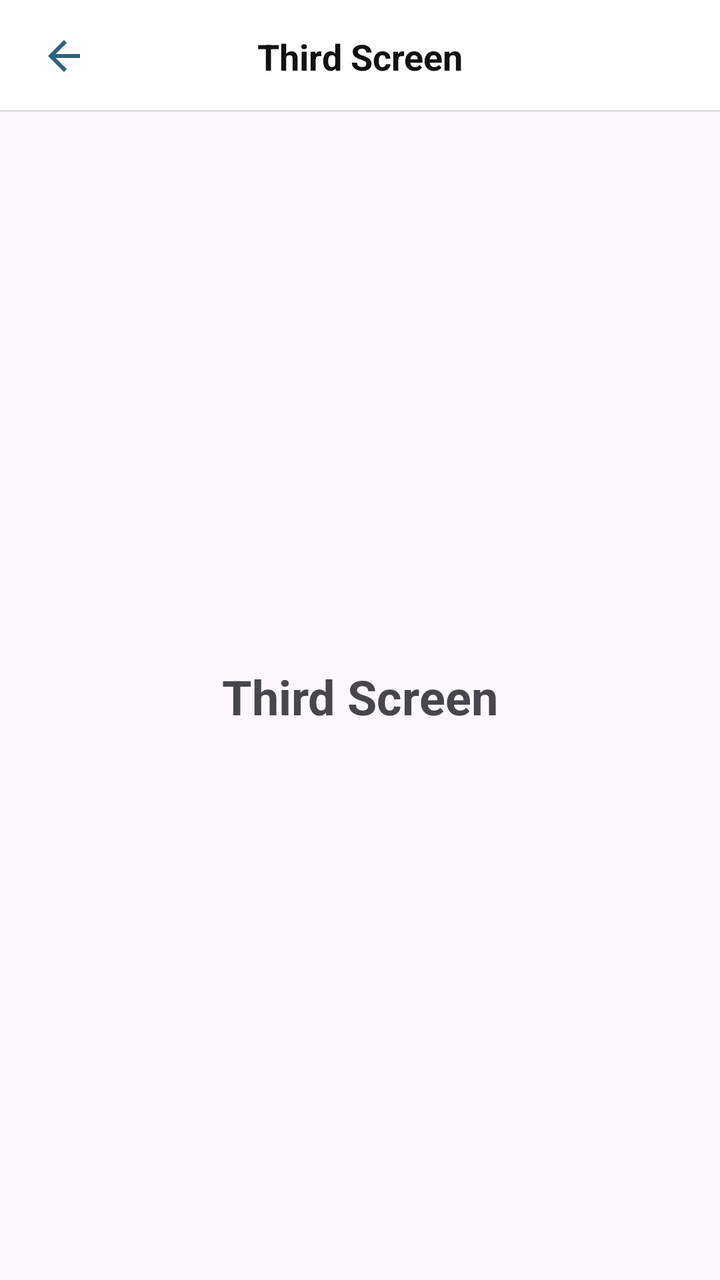
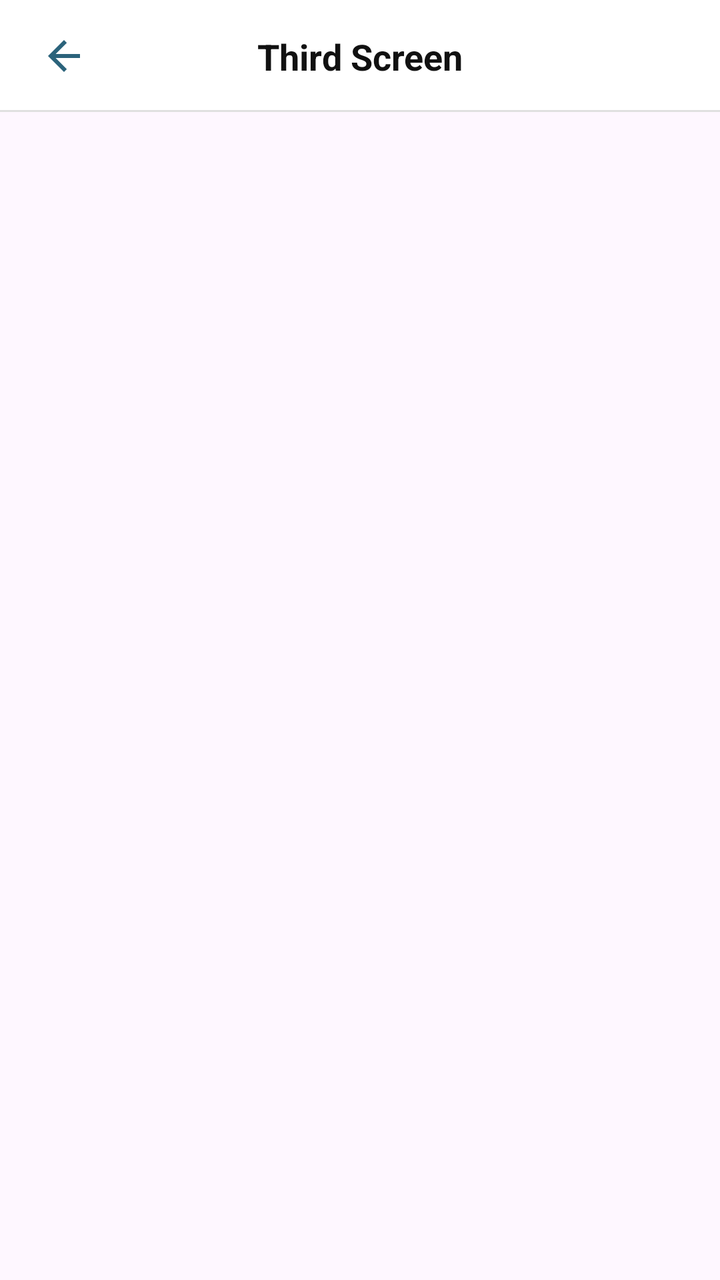

Screens rendered from an Android XML layout before and after an edit, with the pre-edit source and the edit as a unified diff.
<!-- AndroidManifest.xml: application theme Theme.Suitmediatest -->
<!-- res/layout/activity_third.xml -->
<?xml version="1.0" encoding="utf-8"?>
<androidx.constraintlayout.widget.ConstraintLayout
    xmlns:android="http://schemas.android.com/apk/res/android"
    xmlns:app="http://schemas.android.com/apk/res-auto"
    android:id="@+id/main"
    android:layout_width="match_parent"
    android:layout_height="match_parent">

    <androidx.constraintlayout.widget.ConstraintLayout
        android:id="@+id/topAppBar"
        android:layout_width="match_parent"
        android:layout_height="wrap_content"
        android:background="#FFFFFF"
        app:layout_constraintTop_toTopOf="parent"
        app:layout_constraintStart_toStartOf="parent"
        app:layout_constraintEnd_toEndOf="parent">

        <androidx.constraintlayout.widget.ConstraintLayout
            android:layout_width="match_parent"
            android:layout_height="56dp"
            app:layout_constraintTop_toTopOf="parent">

            <ImageView
                android:id="@+id/btnBack"
                android:layout_width="48dp"
                android:layout_height="48dp"
                android:src="@drawable/ic_arrow_back"
                android:scaleType="centerInside"
                android:contentDescription="Back"
                android:background="?attr/selectableItemBackgroundBorderless"
                app:layout_constraintTop_toTopOf="parent"
                app:layout_constraintBottom_toBottomOf="parent"
                app:layout_constraintStart_toStartOf="parent"
                android:layout_marginStart="8dp" />

            <TextView
                android:id="@+id/tvTitle"
                android:layout_width="wrap_content"
                android:layout_height="wrap_content"
                android:text="Third Screen"
                android:textSize="18sp"
                android:textStyle="bold"
                android:textColor="#111111"
                app:layout_constraintTop_toTopOf="parent"
                app:layout_constraintBottom_toBottomOf="parent"
                app:layout_constraintStart_toStartOf="parent"
                app:layout_constraintEnd_toEndOf="parent" />

            <View
                android:layout_width="match_parent"
                android:layout_height="1dp"
                android:background="#E0E0E0"
                app:layout_constraintBottom_toBottomOf="parent" />
        </androidx.constraintlayout.widget.ConstraintLayout>

    </androidx.constraintlayout.widget.ConstraintLayout>

    <TextView
        android:layout_width="wrap_content"
        android:layout_height="wrap_content"
        android:text="Third Screen"
        android:textSize="24sp"
        android:textStyle="bold"
        app:layout_constraintTop_toBottomOf="@id/topAppBar"
        app:layout_constraintBottom_toBottomOf="parent"
        app:layout_constraintStart_toStartOf="parent"
        app:layout_constraintEnd_toEndOf="parent" />

</androidx.constraintlayout.widget.ConstraintLayout>
<!-- resources referenced by this layout -->
<resources>
  <!-- drawable ic_arrow_back (drawable) -->
  <?xml version="1.0" encoding="utf-8"?>
  <vector xmlns:android="http://schemas.android.com/apk/res/android"
      android:width="24dp"
      android:height="24dp"
      android:viewportWidth="24"
      android:viewportHeight="24">
    <path
        android:fillColor="#FF2B637B"
        android:pathData="M20,11H7.83l5.59,-5.59L12,4l-8,8 8,8 1.41,-1.41L7.83,13H20v-2z"/>
  </vector>
  <style name="Theme.Suitmediatest" parent="Base.Theme.Suitmediatest" />
  <style name="Base.Theme.Suitmediatest" parent="Theme.Material3.DayNight.NoActionBar">
          
          
      </style>
</resources>

<!-- the commit's change to res/layout/activity_third.xml (unified diff, before → after) -->
@@ -55,12 +55,15 @@
 
     </androidx.constraintlayout.widget.ConstraintLayout>
 
-    <TextView
-        android:layout_width="wrap_content"
-        android:layout_height="wrap_content"
-        android:text="Third Screen"
-        android:textSize="24sp"
-        android:textStyle="bold"
+
+
+    <androidx.recyclerview.widget.RecyclerView
+        android:id="@+id/rvUsers"
+        android:layout_width="0dp"
+        android:layout_height="0dp"
+        android:clipToPadding="false"
+        android:paddingTop="8dp"
+        android:paddingBottom="16dp"
         app:layout_constraintTop_toBottomOf="@id/topAppBar"
         app:layout_constraintBottom_toBottomOf="parent"
         app:layout_constraintStart_toStartOf="parent"
